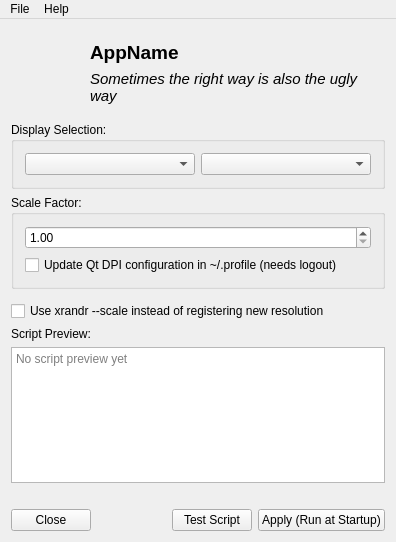
Above: src/MainWindow.ui from alex-spataru/HiDPI-Fixer before the change. Below: the same form after it.
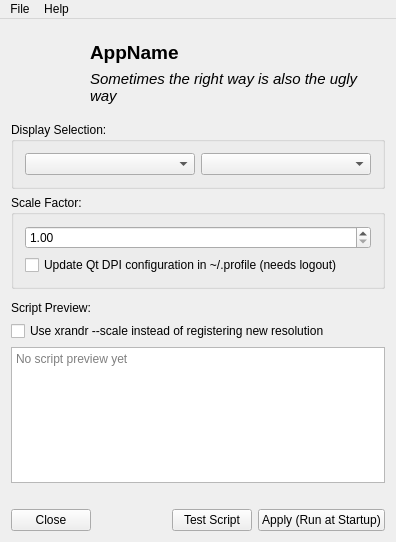
That is the form after the change. Icons and pictures are not drawn.

Diff of the .ui file:
```diff
--- a/src/MainWindow.ui
+++ b/src/MainWindow.ui
@@ -164,16 +164,16 @@
      </widget>
     </item>
     <item>
-     <widget class="QCheckBox" name="XrandrScale">
+     <widget class="QLabel" name="label">
       <property name="text">
-       <string>Use xrandr --scale instead of registering new resolution</string>
+       <string>Script Preview:</string>
       </property>
      </widget>
     </item>
     <item>
-     <widget class="QLabel" name="label">
+     <widget class="QCheckBox" name="XrandrScale">
       <property name="text">
-       <string>Script Preview:</string>
+       <string>Use xrandr --scale instead of registering new resolution</string>
       </property>
      </widget>
     </item>
```
